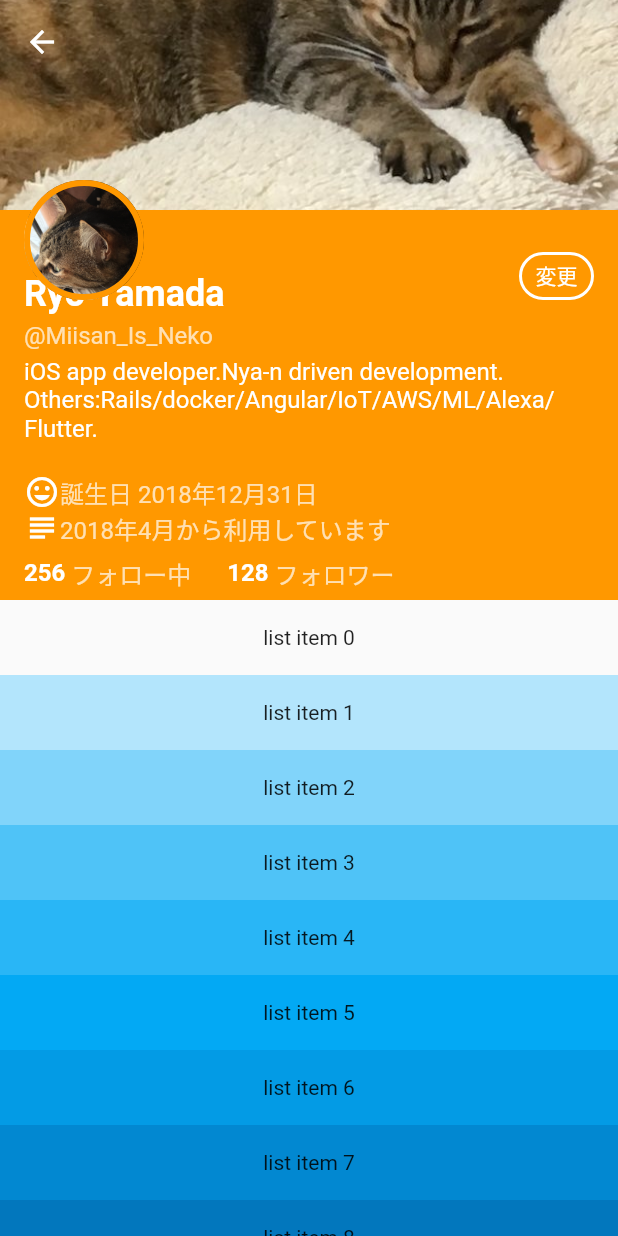
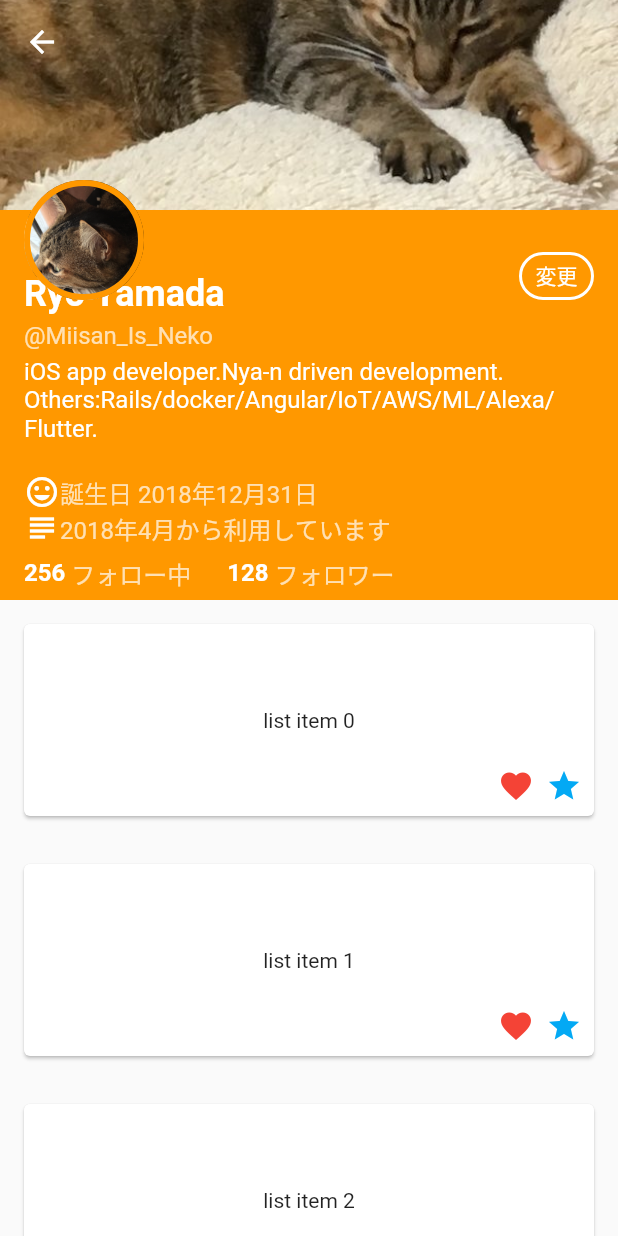
Before and after one commit to NewFieldForMe/FlutterExams, a Flutter app: the SliverLayoutPage screen opened directly, on a phone screen of 412 x 824 dp. Run offline on Flutter 3.47's test engine with Material 2 defaults, Android fonts, the phone set to English and light mode, and no system bars; missing offline and left inert: map_view; statements that could not run were skipped.

Commit message:
change list in SliverLayoutPage

```diff
--- a/lib/view/SliverLayoutPage.dart
+++ b/lib/view/SliverLayoutPage.dart
@@ -96,8 +96,6 @@ class _SliverLayoutPageState extends State<SliverLayoutPage> {
       }
       if (profileImageOpacity < 0.0) { profileImageOpacity = 0.0;}
       if (profileImageOpacity > 1.0) { profileImageOpacity = 1.0;}
-
-      // プロフィール画像のOpacityを変更
 
       setState(() {
         _sliverAppBarHeight = _initialSliverAppBarHeight + biggerValue;
@@ -297,13 +295,32 @@ class _SliverLayoutPageState extends State<SliverLayoutPage> {
 
   Widget _buildSliverList() {
     return new SliverFixedExtentList(
-      itemExtent: 50.0,
+      itemExtent: 160.0,
       delegate: new SliverChildBuilderDelegate(
         (BuildContext context, int index) {
-          return new Container(
-            alignment: Alignment.center,
-            color: Colors.lightBlue[100 * (index % 9)],
-            child: new Text('list item $index'),
+          return new Card(
+            margin: EdgeInsets.all(16.0),
+            child: Stack(
+              children: <Widget>[
+                Center(
+                  child: Text("list item $index")
+                ),
+                Positioned(
+                  bottom: 8.0,
+                  right: 8.0,
+                  child: Row(
+                    children: <Widget>[
+                      Container(
+                        margin: EdgeInsets.only(right: 8.0),
+                        child:
+                          Icon(Icons.favorite, color: Colors.red,),
+                      ),
+                      Icon(Icons.star, color: Colors.lightBlue)
+                    ],
+                  ),
+                )
+              ],
+            )
           );
         },
       ),
```
